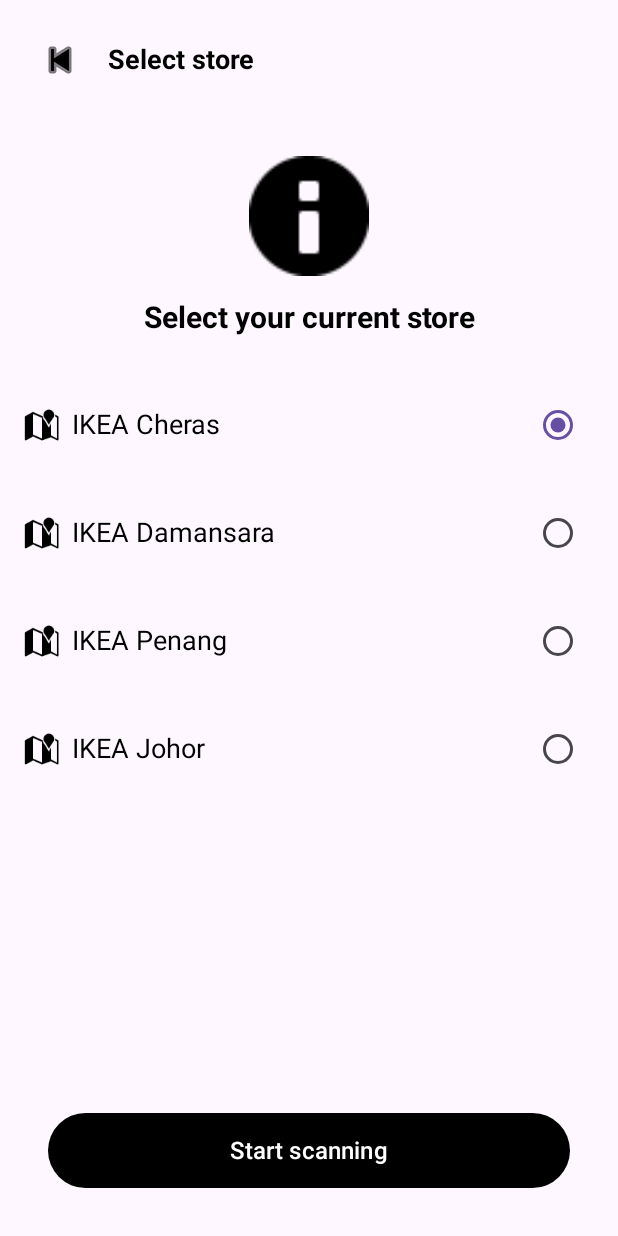
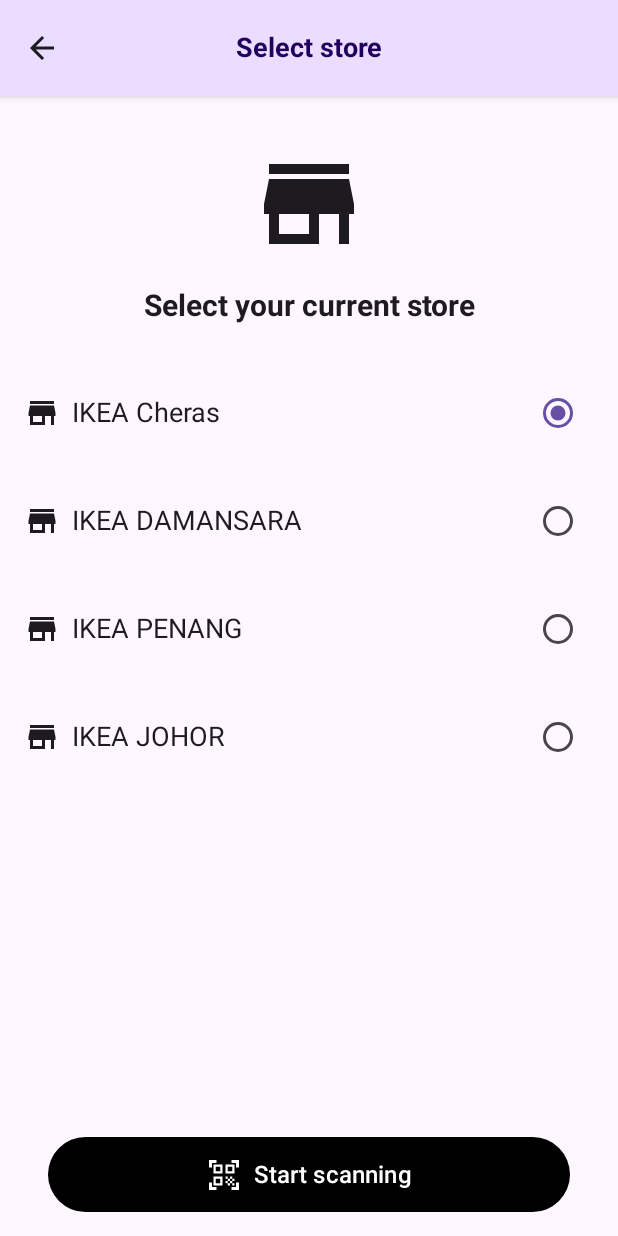
Before and after one commit to sgopal138/android-tooltip, an Android app built with Jetpack Compose: the ComposeActivity screen opened directly, with no data from a screen before it, on a phone screen of 412 x 824 dp. Run offline under Robolectric (Android 15) with nearby library versions, the phone set to English and light mode, and no system bars.

Commit message:
list in compose

```diff
--- a/app/build.gradle.kts
+++ b/app/build.gradle.kts
@@ -53,6 +53,7 @@ dependencies {
 
     implementation(libs.appcompat)
     implementation(libs.material)
+//    implementation(libs.material3)
     implementation(libs.activity)
     implementation(libs.constraintlayout)
     implementation(libs.lifecycle.runtime.ktx)
@@ -62,6 +63,7 @@ dependencies {
     implementation(libs.ui.graphics)
     implementation(libs.ui.tooling.preview)
     implementation(libs.material3)
+    implementation(libs.materialIconsExtended)
     testImplementation(libs.junit)
     androidTestImplementation(libs.ext.junit)
     androidTestImplementation(libs.espresso.core)
@@ -69,4 +71,5 @@ dependencies {
     androidTestImplementation(libs.ui.test.junit4)
     debugImplementation(libs.ui.tooling)
     debugImplementation(libs.ui.test.manifest)
+
 }
--- a/app/src/main/java/com/example/tooltipapplication/ComposeActivity.kt
+++ b/app/src/main/java/com/example/tooltipapplication/ComposeActivity.kt
@@ -3,83 +3,98 @@ package com.example.tooltipapplication
 import android.os.Bundle
 import androidx.activity.ComponentActivity
 import androidx.activity.compose.setContent
-import androidx.compose.foundation.background
 import androidx.compose.foundation.clickable
 import androidx.compose.foundation.layout.*
 import androidx.compose.foundation.shape.RoundedCornerShape
-import androidx.compose.material.*
-import androidx.compose.material3.Button
-import androidx.compose.material3.ButtonDefaults
-import androidx.compose.material3.Icon
-import androidx.compose.material3.IconButton
-import androidx.compose.material3.RadioButton
-import androidx.compose.material3.Text
+import androidx.compose.material.icons.Icons
+import androidx.compose.material.icons.filled.ArrowBack
+import androidx.compose.material.icons.filled.QrCodeScanner
+import androidx.compose.material.icons.filled.Store
+import androidx.compose.material3.*
 import androidx.compose.runtime.*
 import androidx.compose.ui.Alignment
 import androidx.compose.ui.Modifier
 import androidx.compose.ui.graphics.Color
-import androidx.compose.ui.res.painterResource
+import androidx.compose.ui.unit.dp
+import androidx.compose.ui.unit.sp
 import androidx.compose.ui.text.font.FontWeight
 import androidx.compose.ui.tooling.preview.Preview
-import androidx.compose.ui.unit.dp
-import androidx.compose.ui.unit.sp
+import androidx.compose.ui.draw.shadow
 
 class ComposeActivity : ComponentActivity() {
     override fun onCreate(savedInstanceState: Bundle?) {
         super.onCreate(savedInstanceState)
         setContent {
-            val storeList = listOf("IKEA Cheras", "IKEA Damansara", "IKEA Penang", "IKEA Johor")
+            val storeList = listOf(
+                StoreItem("362", "IKEA Cheras"),
+                StoreItem("438", "IKEA DAMANSARA"),
+                StoreItem("527", "IKEA PENANG"),
+                StoreItem("610", "IKEA JOHOR")
+            )
             StoreSelectionScreen(storeList)
         }
     }
 }
 
+data class StoreItem(val store_id: String, val store_name: String)
+
+@OptIn(ExperimentalMaterial3Api::class)
 @Composable
-fun StoreSelectionScreen(storeList: List<String>) {
+fun StoreSelectionScreen(storeList: List<StoreItem>) {
     var selectedStore by remember { mutableStateOf(storeList.first()) }
 
+    Scaffold(
+        topBar = {
+            CenterAlignedTopAppBar(
+                title = {
+                    Text(
+                        "Select store",
+                        fontSize = 18.sp,
+                        fontWeight = FontWeight.Bold
+                    )
+                },
+                navigationIcon = {
+                    IconButton(onClick = { /* Handle back navigation */ }) {
+                        Icon(Icons.Default.ArrowBack, contentDescription = "Back")
+                    }
+                },
+                colors = TopAppBarDefaults.centerAlignedTopAppBarColors(
+                    containerColor = MaterialTheme.colorScheme.primaryContainer,
+                    titleContentColor = MaterialTheme.colorScheme.onPrimaryContainer
+                ),
+                modifier = Modifier.shadow(4.dp)
+            )
+        }
+    ) { innerPadding ->
         Column(
             modifier = Modifier
-            .fillMaxSize()
-            .padding(16.dp),
+                .padding(innerPadding)
+                .padding(horizontal = 16.dp)
+                .fillMaxSize(),
             horizontalAlignment = Alignment.CenterHorizontally
         ) {
-        // Back Button and Title
-        Row(modifier = Modifier.fillMaxWidth(), verticalAlignment = Alignment.CenterVertically) {
-            IconButton(onClick = { /* Handle back action */ }) {
+            Spacer(modifier = Modifier.height(32.dp))
+
             Icon(
-                    painter = painterResource(id = android.R.drawable.ic_media_previous),
-                    contentDescription = "Back"
-                )
-            }
-            Spacer(modifier = Modifier.width(8.dp))
-            Text(text = "Select store", fontSize = 18.sp, fontWeight = FontWeight.Bold)
-        }
-
-        Spacer(modifier = Modifier.height(40.dp))
-
-        // Store Icon
-        Icon(
-            painter = painterResource(id = android.R.drawable.ic_dialog_info),
+                imageVector = Icons.Default.Store,
                 contentDescription = "Store Icon",
                 modifier = Modifier.size(80.dp)
             )
 
             Spacer(modifier = Modifier.height(16.dp))
 
-        // Title
-        Text(text = "Select your current store", fontSize = 20.sp, fontWeight = FontWeight.Bold)
+            Text("Select your current store", fontSize = 20.sp, fontWeight = FontWeight.Bold)
 
             Spacer(modifier = Modifier.height(24.dp))
 
-        // Dynamic Store List
-        storeList.forEach { storeName ->
-            StoreOption(storeName, selectedStore) { selectedStore = it }
+            storeList.forEach { store ->
+                StoreOption(store, selectedStore) {
+                    selectedStore = it
+                }
             }
 
             Spacer(modifier = Modifier.weight(1f))
 
-        // Button
             Button(
                 onClick = { /* Handle Start Scanning Action */ },
                 modifier = Modifier
@@ -89,30 +104,50 @@ fun StoreSelectionScreen(storeList: List<String>) {
                 shape = RoundedCornerShape(50),
                 colors = ButtonDefaults.buttonColors(containerColor = Color.Black)
             ) {
-            Text(text = "Start scanning", color = Color.White, fontSize = 16.sp)
+                Icon(
+                    imageVector = Icons.Default.QrCodeScanner,
+                    contentDescription = "Scan",
+                    tint = Color.White
+                )
+                Spacer(modifier = Modifier.width(8.dp))
+                Text(
+                    text = "Start scanning",
+                    color = Color.White,
+                    fontSize = 16.sp
+                )
+            }
+
         }
     }
 }
 
 @Composable
-fun StoreOption(storeName: String, selectedStore: String, onSelect: (String) -> Unit) {
+fun StoreOption(
+    store: StoreItem,
+    selectedStore: StoreItem,
+    onSelect: (StoreItem) -> Unit
+) {
     Row(
         modifier = Modifier
             .fillMaxWidth()
-            .clickable { onSelect(storeName) }
+            .clickable { onSelect(store) }
             .padding(vertical = 12.dp),
         verticalAlignment = Alignment.CenterVertically
     ) {
         Icon(
-            painter = painterResource(id = android.R.drawable.ic_dialog_map),
+            imageVector = Icons.Default.Store,
             contentDescription = "Store Icon",
             modifier = Modifier.size(24.dp)
         )
         Spacer(modifier = Modifier.width(8.dp))
-        Text(text = storeName, fontSize = 18.sp, modifier = Modifier.weight(1f))
+        Text(
+            text = store.store_name,
+            fontSize = 18.sp,
+            modifier = Modifier.weight(1f)
+        )
         RadioButton(
-            selected = storeName == selectedStore,
-            onClick = { onSelect(storeName) }
+            selected = store == selectedStore,
+            onClick = { onSelect(store) }
         )
     }
 }
@@ -120,6 +155,11 @@ fun StoreOption(storeName: String, selectedStore: String, onSelect: (String) ->
 @Preview(showBackground = true)
 @Composable
 fun PreviewStoreSelectionScreen() {
-    val storeList = listOf("IKEA Cheras", "IKEA Damansara", "IKEA Penang", "IKEA Johor")
+    val storeList = listOf(
+        StoreItem("362", "IKEA Cheras"),
+        StoreItem("438", "IKEA DAMANSARA"),
+        StoreItem("527", "IKEA PENANG"),
+        StoreItem("610", "IKEA JOHOR")
+    )
     StoreSelectionScreen(storeList)
 }
--- a/gradle/libs.versions.toml
+++ b/gradle/libs.versions.toml
@@ -5,12 +5,14 @@ junitVersion = "1.2.1"
 espressoCore = "3.6.1"
 appcompat = "1.6.1"
 material = "1.10.0"
+material3 = "1.2.1"
 activity = "1.9.3"
 constraintlayout = "2.1.4"
 kotlin = "1.9.0"
 lifecycleRuntimeKtx = "2.8.7"
 activityCompose = "1.9.3"
 composeBom = "2024.04.01"
+materialIconsExtended = "1.6.0" # Use same version as your Compose BOM
 
 [libraries]
 junit = { group = "junit", name = "junit", version.ref = "junit" }
@@ -18,6 +20,7 @@ ext-junit = { group = "androidx.test.ext", name = "junit", version.ref = "junitV
 espresso-core = { group = "androidx.test.espresso", name = "espresso-core", version.ref = "espressoCore" }
 appcompat = { group = "androidx.appcompat", name = "appcompat", version.ref = "appcompat" }
 material = { group = "com.google.android.material", name = "material", version.ref = "material" }
+material3 = { group = "androidx.compose.material3", name = "material3", version.ref = "material3" }
 activity = { group = "androidx.activity", name = "activity", version.ref = "activity" }
 constraintlayout = { group = "androidx.constraintlayout", name = "constraintlayout", version.ref = "constraintlayout" }
 lifecycle-runtime-ktx = { group = "androidx.lifecycle", name = "lifecycle-runtime-ktx", version.ref = "lifecycleRuntimeKtx" }
@@ -29,7 +32,8 @@ ui-tooling = { group = "androidx.compose.ui", name = "ui-tooling" }
 ui-tooling-preview = { group = "androidx.compose.ui", name = "ui-tooling-preview" }
 ui-test-manifest = { group = "androidx.compose.ui", name = "ui-test-manifest" }
 ui-test-junit4 = { group = "androidx.compose.ui", name = "ui-test-junit4" }
-material3 = { group = "androidx.compose.material3", name = "material3" }
+#material3 = { group = "androidx.compose.material3", name = "material3" }
+materialIconsExtended = { group = "androidx.compose.material", name = "material-icons-extended", version.ref = "materialIconsExtended" }
 
 [plugins]
 android-application = { id = "com.android.application", version.ref = "agp" }
```
Lines whose indentation alone changed are shown as unchanged.
